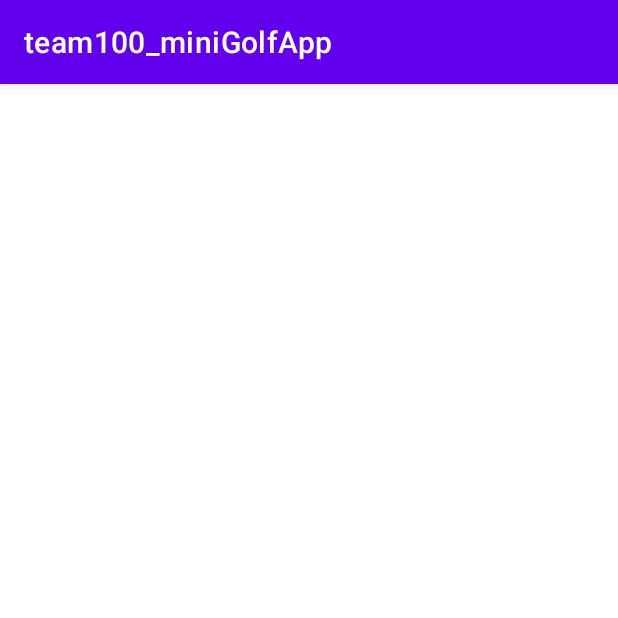
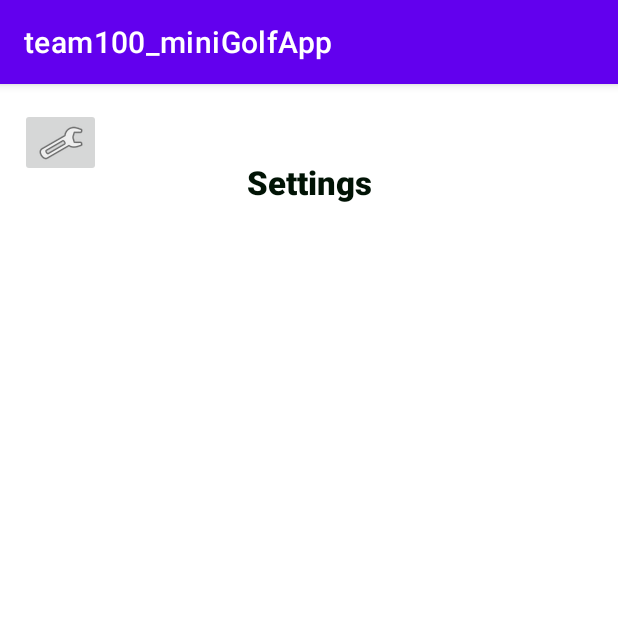
Before and after one commit to cordovaom/team100_miniGolfApp, an Android app: the Settings screen opened directly, with no data from a screen before it, on a phone screen of 412 x 824 dp, the top half of it. Run offline under Robolectric (Android 15) with nearby library versions, the phone set to English and light mode, and no system bars.

Commit message:
added functioning settings button and title to settings page

```diff
--- a/app/src/main/java/edu/vcu/team100_minigolfapp/MainActivity.java
+++ b/app/src/main/java/edu/vcu/team100_minigolfapp/MainActivity.java
@@ -22,7 +22,7 @@ private ImageButton settings_Button;
             }
         });
     }
-public void openSettings (){
+public static void openSettings(){
     Intent intent = new Intent(this,Settings.class);
     startActivity(intent);
 }
--- a/app/src/main/java/edu/vcu/team100_minigolfapp/Settings.java
+++ b/app/src/main/java/edu/vcu/team100_minigolfapp/Settings.java
@@ -2,13 +2,26 @@ package edu.vcu.team100_minigolfapp;
 
 import androidx.appcompat.app.AppCompatActivity;
 
+import android.content.Intent;
 import android.os.Bundle;
+import android.view.View;
+import android.widget.ImageButton;
 
 public class Settings extends AppCompatActivity {
+    private ImageButton settings_Button;
 
     @Override
     protected void onCreate(Bundle savedInstanceState) {
         super.onCreate(savedInstanceState);
         setContentView(R.layout.activity_settings);
+        //setting buton to go back to settings may not be needed
+        settings_Button =(ImageButton) findViewById(R.id.settings);
+        settings_Button.setOnClickListener(new View.OnClickListener() {
+            @Override
+            public void onClick(View v) {
+                MainActivity.openSettings();
+            }
+        });
     }
+
 }
--- a/app/src/main/res/layout/activity_main.xml
+++ b/app/src/main/res/layout/activity_main.xml
@@ -11,6 +11,7 @@
         android:layout_width="200dp"
         android:layout_height="40dp"
         android:layout_marginStart="8dp"
+        android:layout_marginTop="16dp"
         android:layout_marginEnd="8dp"
         android:fontFamily="sans-serif-medium"
         android:text="MiniGolf 475"
--- a/app/src/main/res/layout/activity_settings.xml
+++ b/app/src/main/res/layout/activity_settings.xml
@@ -6,18 +6,35 @@
     android:layout_height="match_parent"
     tools:context=".Settings">
 
-    <com.google.android.material.chip.ChipGroup
-        android:layout_width="wrap_content"
-        android:layout_height="wrap_content"
-        tools:layout_editor_absoluteX="224dp"
-        tools:layout_editor_absoluteY="106dp">
+    <ImageButton
+        android:id="@+id/settings"
+        android:layout_width="54dp"
+        android:layout_height="46dp"
+        android:layout_marginTop="16dp"
+        app:layout_constraintEnd_toEndOf="parent"
+        app:layout_constraintHorizontal_bias="0.037"
+        app:layout_constraintStart_toStartOf="parent"
+        app:layout_constraintTop_toTopOf="parent"
+        app:srcCompat="@android:drawable/ic_menu_manage" />
 
-    </com.google.android.material.chip.ChipGroup>
 
-    <androidx.constraintlayout.widget.ConstraintLayout
-        android:layout_width="match_parent"
-        android:layout_height="match_parent"
-        tools:layout_editor_absoluteX="-16dp"
-        tools:layout_editor_absoluteY="393dp"/>
+    <TextView
+        android:layout_width="200dp"
+        android:layout_height="40dp"
+        android:layout_marginStart="8dp"
+        android:layout_marginEnd="8dp"
+        android:fontFamily="sans-serif-medium"
+        android:text="Settings"
+        android:textAlignment="center"
+        android:textAppearance="@style/TextAppearance.AppCompat.Large"
+        android:textColor="#011305"
+        android:textStyle="bold"
+        app:layout_constraintBottom_toBottomOf="parent"
+        app:layout_constraintEnd_toEndOf="parent"
+        app:layout_constraintHorizontal_bias="0.5"
+        app:layout_constraintStart_toStartOf="parent"
+        app:layout_constraintTop_toTopOf="parent"
+        app:layout_constraintVertical_bias=".07" />
+
 
 </androidx.constraintlayout.widget.ConstraintLayout>
```
